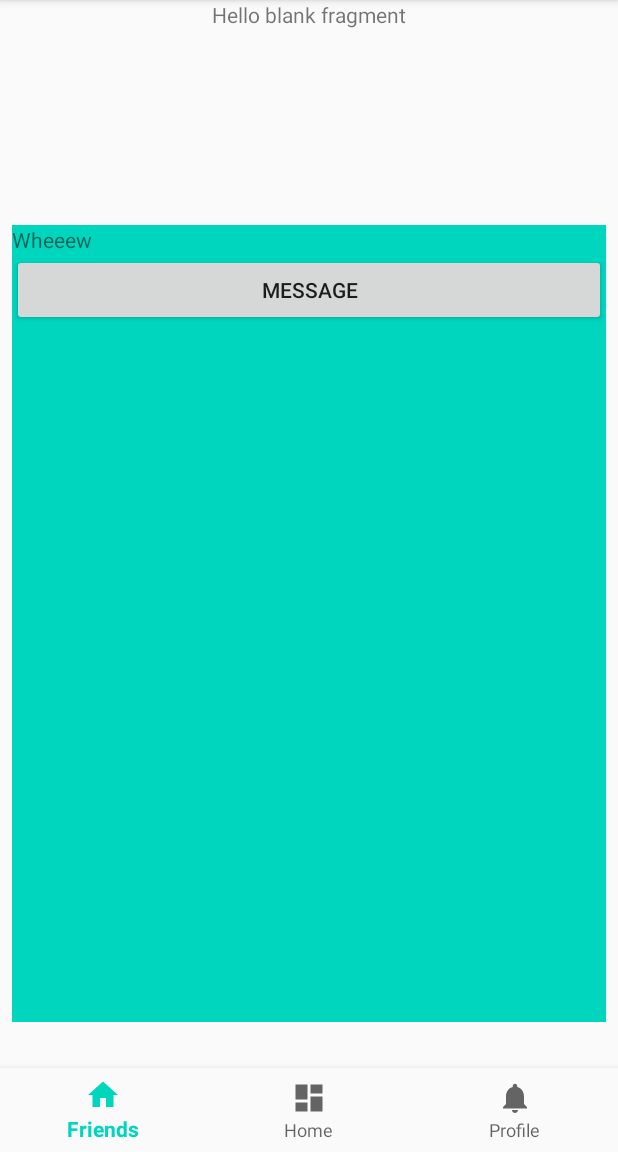
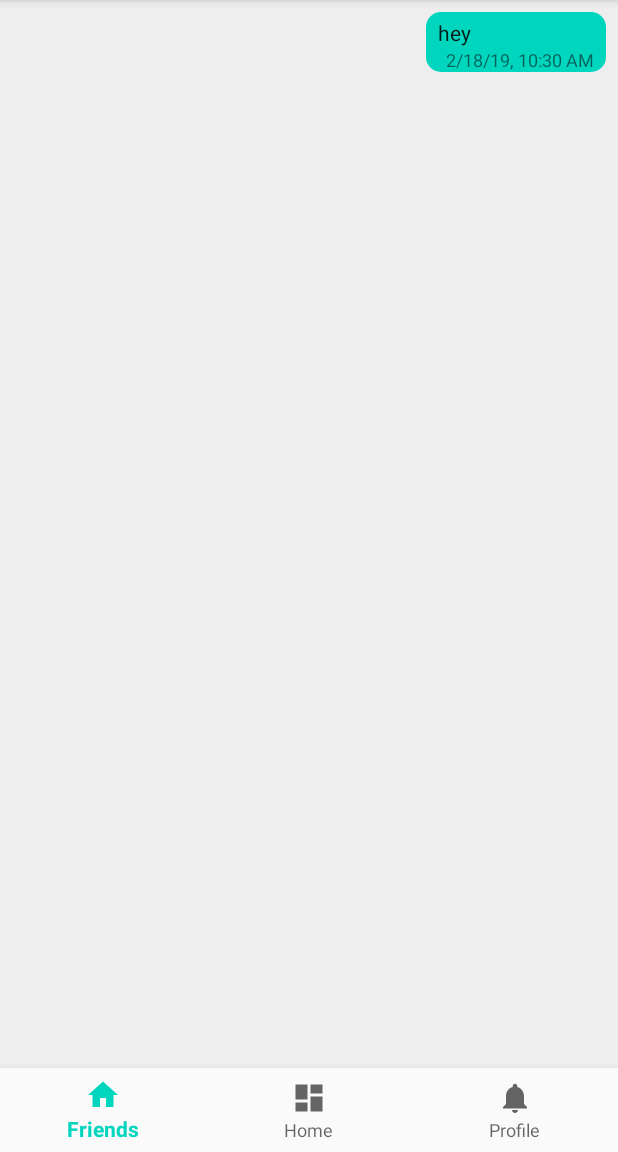
Before and after one commit to Pace-Pal/Pace-Pal-152, an Android app: the fragment chatChannelFragment placed in its activity, on a phone screen of 412 x 824 dp, the part 84-1236 px from its top. Run offline under Robolectric (Android 15) with nearby library versions, the phone set to English and light mode, and no system bars; our stand-ins replace Firebase (no records; nobody signed in at launch, a user with empty details on screens opened directly), Picasso; pictures from the network do not load; 4 statements that could not run were skipped.

Commit message:
added screen, chat channels organically created, messaging check and bugfixing next

```diff
--- a/app/build.gradle
+++ b/app/build.gradle
@@ -60,6 +60,10 @@ dependencies {
 
     //implementation "com.mapzen.android:lost:3.0.2"
 
+
+    //firebase messaging
+    implementation 'com.google.firebase:firebase-messaging:17.3.4'
+
     //for kotlin annotations
     apply plugin: 'kotlin-kapt'
 
--- a/app/src/main/java/com/group2/pacepal/FriendsAdapter.kt
+++ b/app/src/main/java/com/group2/pacepal/FriendsAdapter.kt
@@ -150,12 +150,16 @@ internal class FriendsAdapter constructor (private var friends: ArrayList<Friend
                     bundle.putString("friend_userName", friend.userName)
                     bundle.putString("friend_real_name", friend.realName)
 
+
                     myFragment.setArguments(bundle)
                     //refers to the primary activity's (the mainActivity2) context to create a new fragement within a fragment and still
                     //keep track of the fragemnt's position on the stack
                     //potentially buggy so we can take more looks at this in the future.
                     val activity = view.context as AppCompatActivity
                     activity.supportFragmentManager.beginTransaction().replace(R.id.container, myFragment).addToBackStack(null).commit() //test
+
+
+
                 }
 
 
--- a/app/src/main/java/com/group2/pacepal/chatChannelFragment.kt
+++ b/app/src/main/java/com/group2/pacepal/chatChannelFragment.kt
@@ -1,18 +1,25 @@
 package com.group2.pacepal
 
+import android.content.Context
 import android.os.Bundle
 import android.support.v4.app.Fragment
+import android.support.v7.app.AppCompatActivity
 import android.support.v7.widget.LinearLayoutManager
 import android.support.v7.widget.RecyclerView
 import android.util.Log
 import android.view.LayoutInflater
 import android.view.View
 import android.view.ViewGroup
+import android.widget.Button
+import android.widget.ImageView
+import android.widget.Toast
 import com.google.firebase.auth.FirebaseAuth
 import com.google.firebase.firestore.DocumentReference
 import com.google.firebase.firestore.FirebaseFirestore
 import com.google.firebase.firestore.ListenerRegistration
 import com.squareup.picasso.Picasso
+import kotlinx.android.synthetic.*
+import kotlinx.android.synthetic.main.fragment_chat_channel.*
 import kotlinx.android.synthetic.main.user_profile.*
 import java.util.*
 
@@ -27,6 +34,7 @@ class chatChannelFragment: Fragment() {
     private val userid = user!!.uid
     private val dbChatChannels = fsdb.collection("chatChanels") //mispelled it, whoops
 
+
     //current user we want to use for later
     private val currentUserDocRef: DocumentReference
         get() = FirebaseFirestore.getInstance().document("users/${FirebaseAuth.getInstance().currentUser?.uid
@@ -35,7 +43,8 @@ class chatChannelFragment: Fragment() {
     private val chatChannelsCollectionRef = FirebaseFirestore.getInstance().collection("chatChanels")
     private lateinit var currentChannelId: String
 
-    override fun onCreateView(inflater: LayoutInflater, container: ViewGroup?, savedInstanceState: Bundle?): View? {
+    override fun onCreateView(inflater: LayoutInflater, container: ViewGroup?, savedInstanceState: Bundle?): View?{
+
 
         //grab the bundled arguments passed in from the friendsAdapter , activityType == 1
         val friendUID = arguments!!.getString("friend_uid")
@@ -46,6 +55,9 @@ class chatChannelFragment: Fragment() {
 
         //create fragment view
         val view =  inflater.inflate(R.layout.fragment_chat_channel, container, false)
+       // val imgView_send  =  findViewById(R.id.imageView_send) as ImageView
+        // TODO: Fix this issue with ImageView not being clickable then test if messages are sending . Directly related to line 95
+        //TODO: Move the editText view higher b/c the action bar on the bottom is covering it up right now
 
 
 
@@ -55,8 +67,7 @@ class chatChannelFragment: Fragment() {
         invView.layoutManager = LinearLayoutManager(this.context)
         invView.adapter = adapter
 
-
-
+        val contexts = context!! //big what?
 
 
         //test to fill in adapter with a TextMessage object
@@ -72,21 +83,24 @@ class chatChannelFragment: Fragment() {
         ))
         adapter.notifyDataSetChanged()
 
+        //testing this to pass current context of the app to the rest of everything
+
+
         //want to attach a listener to the friend's chatChannel so clientside knows to update the client when the database updates
-        val otherUserId = friendUID
+        val otherUserId = friendUID!!
         getOrCreateChatChannel(otherUserId) { channelId ->
             currentChannelId = channelId
 
-            messagesListenerRegistration = addChatMessagesListener(channelId, this, this::updateRecyclerView) //where it gets different
+            messagesListenerRegistration = addChatMessagesListener(channelId, contexts, this::updateRecyclerView) //where it gets different
 
-            imageView_send.setOnClickListener {
+            /*imgView_send.setOnClickListener {
                 val messageToSend =
                         TextMessage(editText_message.text.toString(), Calendar.getInstance().time,
                                 FirebaseAuth.getInstance().currentUser!!.uid,
-                                otherUserId, currentUser.name)
+                                otherUserId, "test_name")
                 editText_message.setText("")
-                FirestoreUtil.sendMessage(messageToSend, channelId)
-            }
+                sendMessage(messageToSend, channelId)
+            } */
 
             /*
             fab_send_image.setOnClickListener {
@@ -98,6 +112,8 @@ class chatChannelFragment: Fragment() {
                 startActivityForResult(Intent.createChooser(intent, "Select Image"), RC_SELECT_IMAGE)
             } */ */
         }
+
+
     //}
 
 
@@ -134,7 +150,7 @@ class chatChannelFragment: Fragment() {
     }
 
     fun addChatMessagesListener(channelId: String, context: Context,
-                                onListen: (List<TextMessage>) -> Unit): ListenerRegistration {
+                                onListen: (ArrayList<TextMessage>) -> Unit): ListenerRegistration {
         return chatChannelsCollectionRef.document(channelId).collection("messages")
                 .orderBy("time")
                 .addSnapshotListener { querySnapshot, firebaseFirestoreException ->
@@ -143,16 +159,37 @@ class chatChannelFragment: Fragment() {
                         return@addSnapshotListener
                     }
 
-                    val items = mutableListOf<Item>()
+                    val items = ArrayList<TextMessage>()
                     querySnapshot!!.documents.forEach {
                         if (it["type"] == MessageType.TEXT)
-                            items.add(TextMessageItem(it.toObject(TextMessage::class.java)!!, context))
-                        else
-                            items.add(ImageMessageItem(it.toObject(ImageMessage::class.java)!!, context))
+                            items.add(it.toObject(TextMessage::class.java)!!)
                         return@forEach
                     }
                     onListen(items)
                 }
+    }
+
+    fun updateRecyclerView(messages:ArrayList<TextMessage>) {
+        //want to add the list of text messages that are not already in the list of ArrayList<TextMessage> so that they do not all reload
+        Log.v("Listener Active", "The listener is active")
+        val count = 0
+        //basic version though
+        for(i in messages) {   // update the current TextMessage Adapter to have the new messages (I am not getting rid of the old yet)
+
+                textMessages.add(i)
+
+        }
+        adapter.notifyDataSetChanged()  //notify the adapter that we have a change so that we can display the new text messages
+    }
+
+    fun checkUniqueMessage() {
+        //body here
+    }
+
+    fun sendMessage(message:TextMessage,  channelId: String) {
+        chatChannelsCollectionRef.document(channelId)
+                .collection("messages")
+                .add(message)
     }
 
 
--- a/app/src/main/java/com/group2/pacepal/messageAdapter.kt
+++ b/app/src/main/java/com/group2/pacepal/messageAdapter.kt
@@ -7,6 +7,7 @@ import android.view.View
 import android.view.ViewGroup
 import com.squareup.picasso.Picasso
 import kotlinx.android.synthetic.main.messageview_row_item.view.*
+import java.text.SimpleDateFormat
 
 internal class messageAdapter constructor( private var messages: ArrayList<TextMessage>): RecyclerView.Adapter<messageAdapter.messageHolder>() {
 
@@ -45,8 +46,11 @@ internal class messageAdapter constructor( private var messages: ArrayList<TextM
         //TODO: Implement a database listener so the view automatically refreshes when a new message arrives (don't know if that goes here)
         fun bindMessage(message: TextMessage) { //TODO: Bind views to test
             this.message = message
-            view.messageText.text = "Wheeew"
-            //Picasso.with(view.context).load(friend.profilePictureURL).fit().into(view.profilePic)
+            view.messageText.text = message.text
+
+            val dateFormat = SimpleDateFormat.getDateTimeInstance(SimpleDateFormat.SHORT, SimpleDateFormat.SHORT)
+            view.messageTextTime.text = dateFormat.format(message.time)
+            //Picasso.with(view.context).load(friend.profilePvictureURL).fit().into(view.profilePic)
 
         }
     }
--- /dev/null
+++ b/app/src/main/res/drawable/ic_image_black_24dp.xml
@@ -0,0 +1,9 @@
+<vector xmlns:android="http://schemas.android.com/apk/res/android"
+        android:width="24dp"
+        android:height="24dp"
+        android:viewportWidth="24.0"
+        android:viewportHeight="24.0">
+    <path
+        android:fillColor="#FF000000"
+        android:pathData="M21,19V5c0,-1.1 -0.9,-2 -2,-2H5c-1.1,0 -2,0.9 -2,2v14c0,1.1 0.9,2 2,2h14c1.1,0 2,-0.9 2,-2zM8.5,13.5l2.5,3.01L14.5,12l4.5,6H5l3.5,-4.5z"/>
+</vector>
--- /dev/null
+++ b/app/src/main/res/drawable/ic_send_black_24dp.xml
@@ -0,0 +1,9 @@
+<vector xmlns:android="http://schemas.android.com/apk/res/android"
+        android:width="24dp"
+        android:height="24dp"
+        android:viewportWidth="24.0"
+        android:viewportHeight="24.0">
+    <path
+        android:fillColor="#FF000000"
+        android:pathData="M2.01,21L23,12 2.01,3 2,10l15,2 -15,2z"/>
+</vector>
--- /dev/null
+++ b/app/src/main/res/drawable/rect_oval_white.xml
@@ -0,0 +1,10 @@
+<?xml version="1.0" encoding="utf-8"?>
+<shape xmlns:android="http://schemas.android.com/apk/res/android">
+    <solid android:color="#fff" />
+    <corners
+        android:topLeftRadius="30dp"
+        android:topRightRadius="30dp"
+        android:bottomLeftRadius="30dp"
+        android:bottomRightRadius="30dp"
+        />
+</shape>
--- /dev/null
+++ b/app/src/main/res/drawable/rect_round_primary_color.xml
@@ -0,0 +1,10 @@
+<?xml version="1.0" encoding="utf-8"?>
+<shape xmlns:android="http://schemas.android.com/apk/res/android">
+    <solid android:color="@color/colorPrimary" />
+    <corners
+        android:topLeftRadius="10dp"
+        android:topRightRadius="10dp"
+        android:bottomLeftRadius="10dp"
+        android:bottomRightRadius="10dp"
+        />
+</shape>
--- a/app/src/main/res/layout/fragment_chat_channel.xml
+++ b/app/src/main/res/layout/fragment_chat_channel.xml
@@ -1,35 +1,72 @@
 <?xml version="1.0" encoding="utf-8"?>
 <android.support.constraint.ConstraintLayout xmlns:android="http://schemas.android.com/apk/res/android"
+
     xmlns:tools="http://schemas.android.com/tools"
     android:layout_width="match_parent"
     android:layout_height="match_parent"
+    android:background="#EEEEEE"
     xmlns:app="http://schemas.android.com/apk/res-auto"
     tools:context=".chatChannelFragment">
 
     <!-- TODO: Update blank fragment layout -->
-    <TextView
-        android:id="@+id/textView4"
-        android:layout_width="wrap_content"
-        android:layout_height="wrap_content"
-        android:layout_marginStart="8dp"
-        android:layout_marginEnd="8dp"
-        android:text="@string/hello_blank_fragment"
-        app:layout_constraintEnd_toEndOf="parent"
-        app:layout_constraintStart_toStartOf="parent" />
 
 
     <android.support.v7.widget.RecyclerView
         android:id="@+id/messageList"
         android:layout_width="0dp"
-        android:layout_height="531dp"
-        android:layout_marginStart="8dp"
-        android:layout_marginTop="44dp"
-        android:layout_marginEnd="8dp"
-        android:background="@color/colorPrimary"
+        android:layout_height="0dp"
+        android:layout_marginBottom="8dp"
+        app:layout_constraintBottom_toTopOf="@+id/relativeLayout_message"
+        app:layout_constraintEnd_toEndOf="parent"
+        app:layout_constraintStart_toStartOf="parent"
+        app:layout_constraintTop_toTopOf="parent" />  <!-- TODO: Rename ID -->
+
+    <RelativeLayout
+        android:id="@+id/relativeLayout_message"
+        android:layout_width="0dp"
+        android:layout_height="wrap_content"
         app:layout_constraintBottom_toBottomOf="parent"
         app:layout_constraintEnd_toEndOf="parent"
+        app:layout_constraintHorizontal_bias="1.0"
         app:layout_constraintStart_toStartOf="parent"
-        app:layout_constraintTop_toBottomOf="@+id/textView4" /> <!-- TODO: Rename ID -->
+        app:layout_constraintTop_toTopOf="parent"
+        app:layout_constraintVertical_bias="1.0">
+
+        <android.support.design.widget.FloatingActionButton
+            android:id="@+id/fab_send_image"
+            android:layout_width="wrap_content"
+            android:layout_height="wrap_content"
+            android:layout_alignParentStart="true"
+            android:layout_marginStart="8dp"
+            android:layout_marginEnd="8dp"
+            app:fabSize="mini"
+            app:srcCompat="@drawable/ic_image_black_24dp" />
+
+
+        <android.support.design.widget.TextInputEditText
+            android:id="@+id/editText_message"
+            android:layout_width="match_parent"
+            android:layout_height="wrap_content"
+            android:layout_marginBottom="8dp"
+            android:layout_marginEnd="8dp"
+            android:layout_toEndOf="@id/fab_send_image"
+            android:background="@drawable/rect_oval_white"
+            android:elevation="2dp"
+            android:hint="Fire your message"
+            android:padding="8dp" />
+
+        <ImageView
+            android:id="@+id/imageView_send"
+            android:layout_width="wrap_content"
+            android:layout_height="wrap_content"
+            android:layout_alignParentEnd="true"
+            android:layout_centerVertical="true"
+            android:layout_marginEnd="24dp"
+            android:elevation="2dp"
+            app:srcCompat="@drawable/ic_send_black_24dp" />
+
+
+    </RelativeLayout>
 
 
 
--- a/app/src/main/res/layout/messageview_row_item.xml
+++ b/app/src/main/res/layout/messageview_row_item.xml
@@ -1,28 +1,38 @@
 <?xml version="1.0" encoding="utf-8"?>
-<LinearLayout xmlns:android="http://schemas.android.com/apk/res/android"
-    xmlns:app="http://schemas.android.com/apk/res-auto"
-    android:id="@+id/messageItemView"
-    android:layout_width="match_parent"
+<FrameLayout
+xmlns:android="http://schemas.android.com/apk/res/android"
+xmlns:tools="http://schemas.android.com/tools"
+android:layout_width="match_parent"
+android:layout_height="wrap_content"
+android:layout_marginTop="8dp"
+android:layout_marginBottom="8dp"
+android:layout_marginEnd="8dp"
+android:layout_marginStart="8dp">
+<RelativeLayout
+    android:id="@+id/message_root"
+    android:layout_width="wrap_content"
     android:layout_height="wrap_content"
-    android:orientation="vertical">
-    <!-- TODO: Remember this id for messages. It is the thing getting wrapped -->
-
+    android:layout_gravity="end"
+    android:background="@drawable/rect_round_primary_color">
     <TextView
         android:id="@+id/messageText"
-        android:layout_width="match_parent"
+        android:layout_width="wrap_content"
+        android:maxWidth="250dp"
+        android:minWidth="120dp"
         android:layout_height="wrap_content"
-        android:layout_weight="3"
-        android:text="TextView" />
-
-    <Button
-        android:id="@+id/chat_channel_test_button"
-        style="@style/Widget.AppCompat.Button"
-        android:layout_width="match_parent"
+        android:paddingStart="8dp"
+        android:paddingEnd="8dp"
+        android:paddingTop="4dp"
+        android:textAppearance="@style/Base.TextAppearance.AppCompat.Body1"
+        tools:text="@string/lorem_ipsum" />
+    <TextView
+        android:id="@+id/messageTextTime"
+        android:layout_width="wrap_content"
         android:layout_height="wrap_content"
-        android:layout_weight="3"
-        android:text="Message" />
-
-
-
-
-</LinearLayout>
+        android:layout_below="@id/messageText"
+        android:layout_alignEnd="@id/messageText"
+        android:layout_marginEnd="8dp"
+        android:textSize="12sp"
+        tools:text="3/15/2018 3:00 PM"/>
+</RelativeLayout>
+</FrameLayout>
--- a/app/src/main/res/values/strings.xml
+++ b/app/src/main/res/values/strings.xml
@@ -28,6 +28,7 @@
     <string name="last_name">Last Name</string>
     <string name="username">Username</string>
     <string name="submit">Submit</string>
+    <string name="lorem_ipsum">lorem ipsum</string>
 
     <!-- TODO: Remove or change this placeholder text -->
     <string name="hello_blank_fragment">Hello blank fragment</string>
--- a/build.gradle
+++ b/build.gradle
@@ -9,7 +9,7 @@ buildscript {
     }
     dependencies {
         classpath 'com.google.gms:google-services:4.2.0'
-        classpath 'com.android.tools.build:gradle:3.3.0'
+        classpath 'com.android.tools.build:gradle:3.3.1'
         classpath "org.jetbrains.kotlin:kotlin-gradle-plugin:$kotlin_version"
 
         // NOTE: Do not place your application dependencies here; they belong
```
